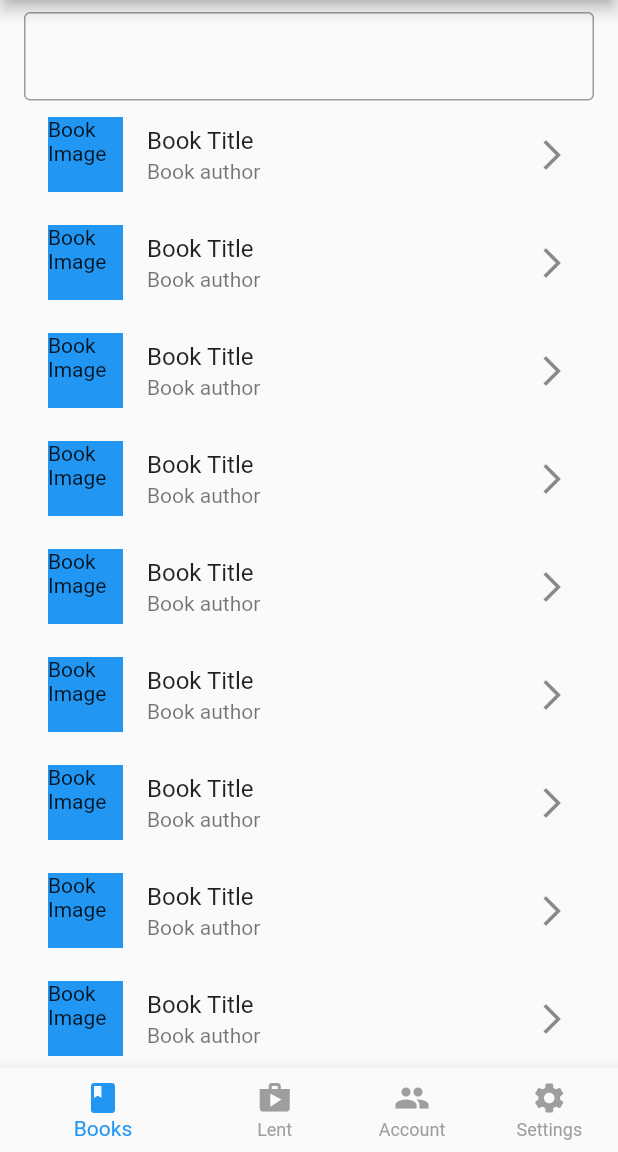
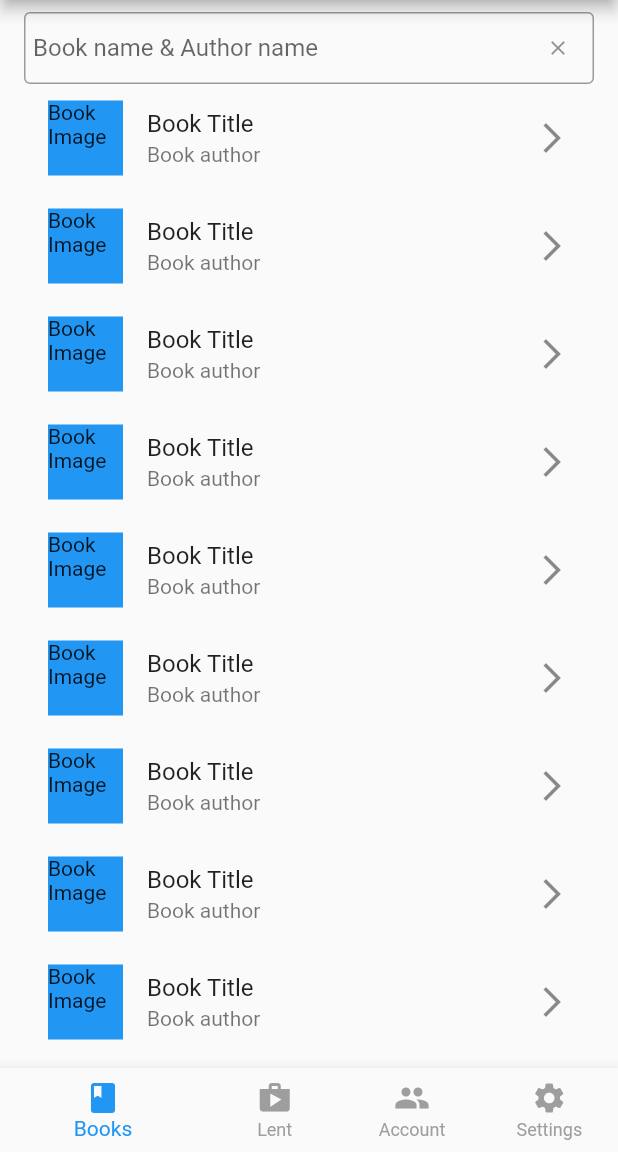
Before and after one commit to Raonshi/book-manage-client, a Flutter app: the screen it shows after launch, on a phone screen of 412 x 824 dp, the part 84-1236 px from its top. Run offline on Flutter 3.47's test engine with Material 2 defaults, Android fonts, the phone set to English and light mode, and no system bars; our stand-ins replace get.

Commit message:
text field decoration

```diff
--- a/lib/books/books_page.dart
+++ b/lib/books/books_page.dart
@@ -11,10 +11,22 @@ class BooksPage extends StatelessWidget {
         children: [
           TextFormField(
             decoration: InputDecoration(
+              hintText: 'Book name & Author name',
+              contentPadding: const EdgeInsets.symmetric(
+                vertical: 3.0,
+                horizontal: 6.0,
+              ),
               border: const OutlineInputBorder(),
               focusedBorder: OutlineInputBorder(
                 borderSide:
                     BorderSide(color: Theme.of(context).colorScheme.primary),
+              ),
+              suffixIcon: IconButton(
+                onPressed: () {},
+                iconSize: 16,
+                padding: EdgeInsets.zero,
+                constraints: const BoxConstraints(),
+                icon: const Icon(Icons.clear),
               ),
             ),
           ),
```
